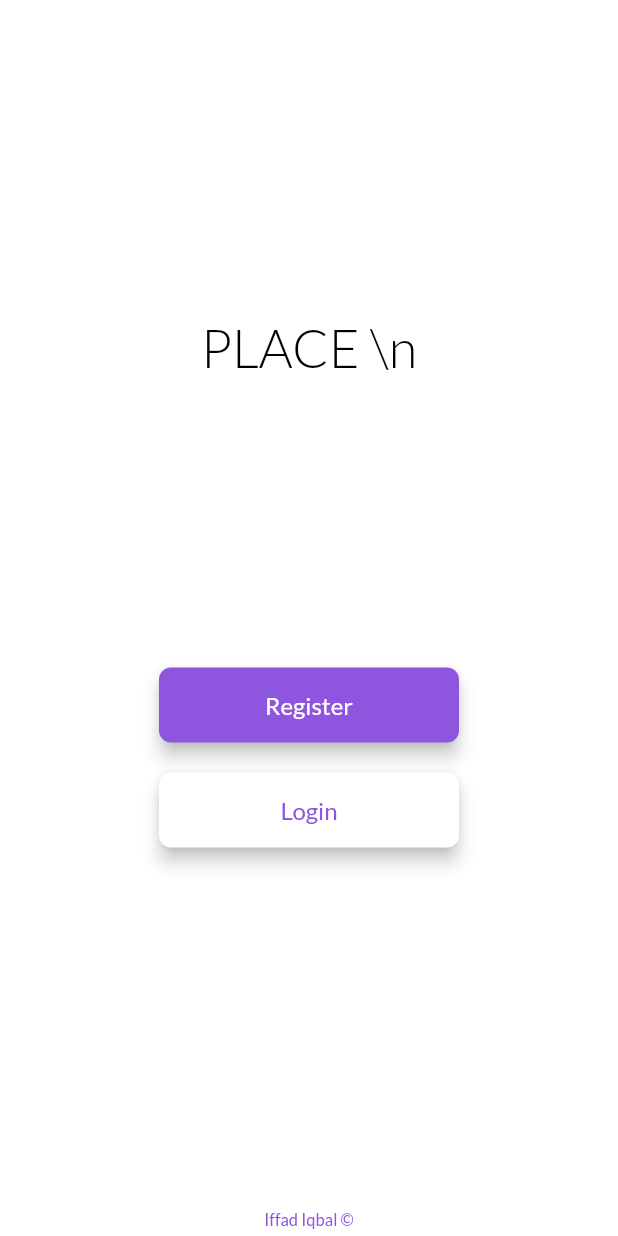
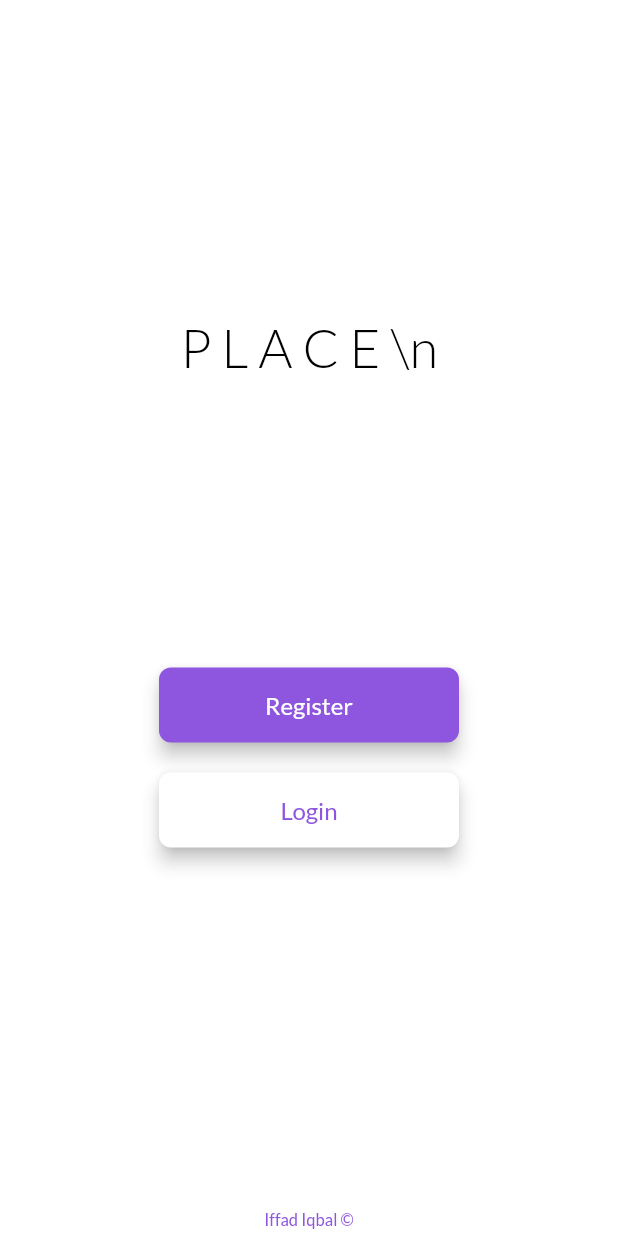
Before and after one commit to drexquisite/place, a Flutter app: the screen it shows after launch, on a phone screen of 412 x 824 dp. Run offline on Flutter 3.47's test engine with Material 2 defaults, Android fonts, the phone set to English and light mode, and no system bars; drawn by our look-alikes of auto_size_text; our stand-ins replace built_collection, built_value, cloud_firestore, firebase_auth, firebase_core, flutter_datetime_picker and 9 more; accounts and stored records are empty; generated files the repository leaves out were written again.

Commit message:
Updating to latest FlutterFlow output.

```diff
--- a/lib/splash_screen/splash_screen_widget.dart
+++ b/lib/splash_screen/splash_screen_widget.dart
@@ -42,7 +42,7 @@ class _SplashScreenWidgetState extends State<SplashScreenWidget> {
                   crossAxisAlignment: CrossAxisAlignment.center,
                   children: [
                     Text(
-                      'PLACE \\n',
+                      'P L A C E \\n',
                       style: FlutterFlowTheme.bodyText1.override(
                         fontFamily: 'Lato',
                         color: Colors.black,
```
